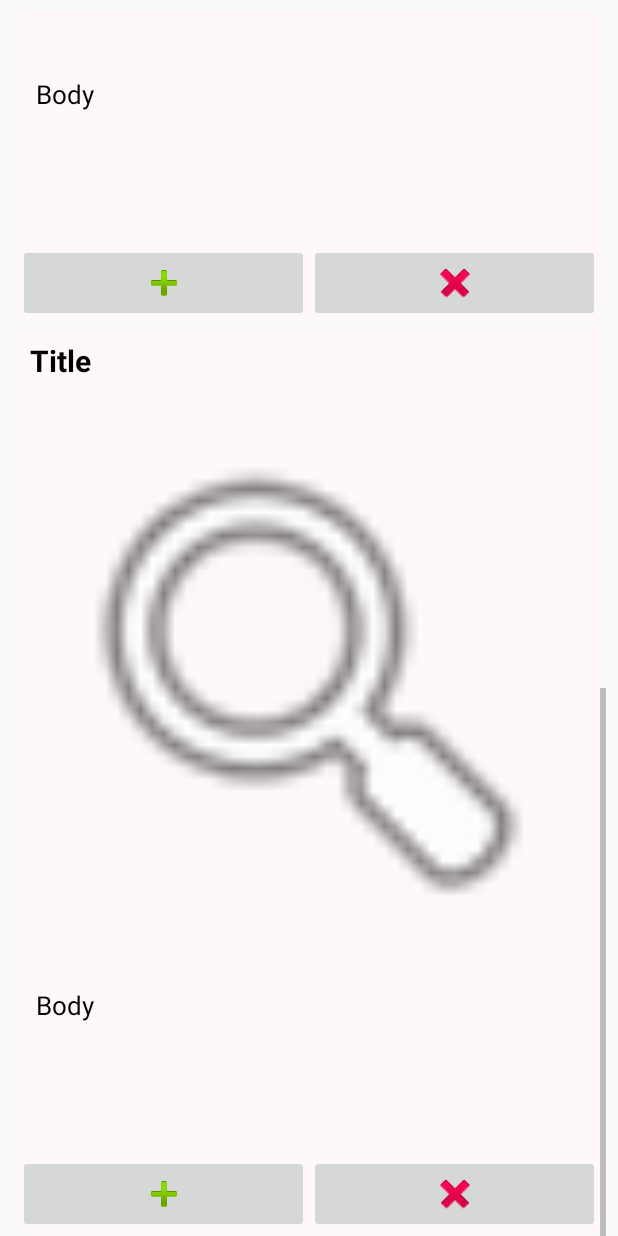
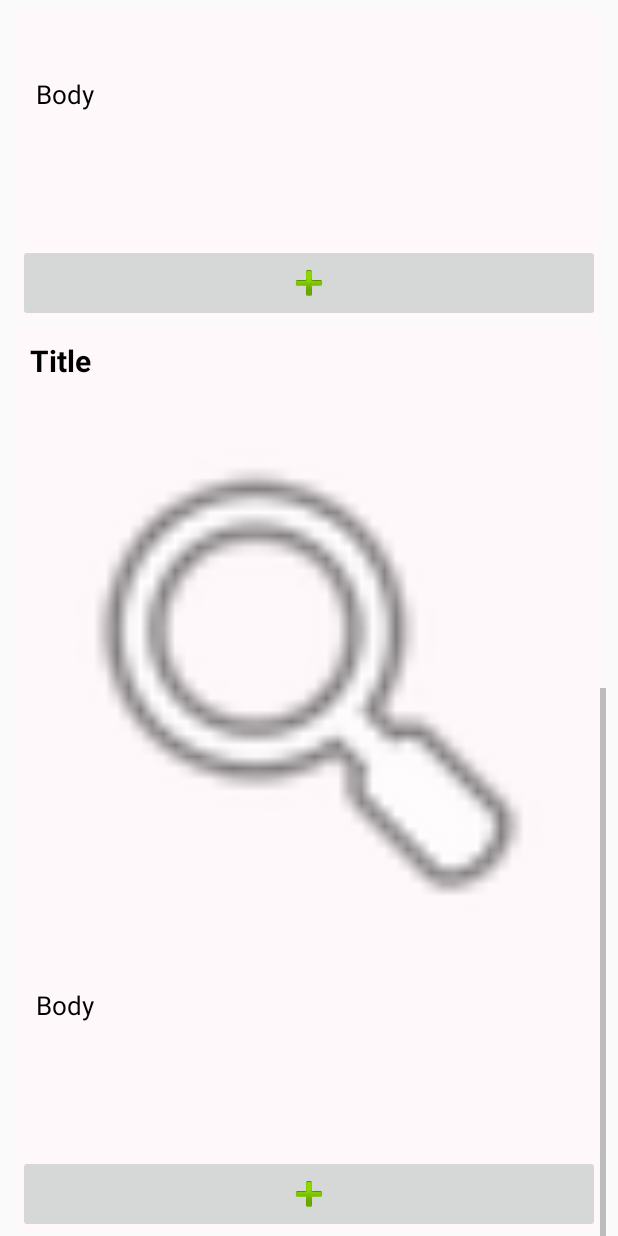
Before and after one commit to wdenardi/finderFood, an Android app: the layout activity_buscar_receitas.xml on its own in the app's theme, with its tools: preview values and no code run, scrolled down 1006 dp, on a phone screen of 412 x 824 dp. Run offline under Robolectric (Android 15) with nearby library versions, the phone set to English and light mode, and no system bars.

```diff
--- a/app/src/main/res/layout/item_find_food.xml
+++ b/app/src/main/res/layout/item_find_food.xml
@@ -41,7 +41,7 @@
                     android:textStyle="bold" />
 
                 <ImageView
-                    android:id="@+id/imageView2"
+                    android:id="@+id/img_receita"
                     android:layout_width="match_parent"
                     android:layout_height="400dp"
                     app:srcCompat="@android:drawable/ic_menu_search" />
@@ -63,18 +63,10 @@
 
                 <ImageButton
                     android:id="@+id/bAceitarContato"
-                    android:layout_width="30dp"
+                    android:layout_width="match_parent"
                     android:layout_height="wrap_content"
                     android:layout_weight="1"
                     app:srcCompat="@android:drawable/ic_input_add" />
-
-                <ImageButton
-                    android:id="@+id/bCancelarContato"
-                    android:layout_width="30dp"
-                    android:layout_height="wrap_content"
-                    android:layout_weight="1"
-                    app:srcCompat="@android:drawable/ic_delete" />
-
             </LinearLayout>
 
 
```
Also changed, not shown: app/src/main/java/com/example/finderfood/activity/BuscarReceitasActivity.java (+19 -19 lines), app/src/main/java/com/example/finderfood/activity/utils/PostViewHolder.java (+12 -2 lines).
